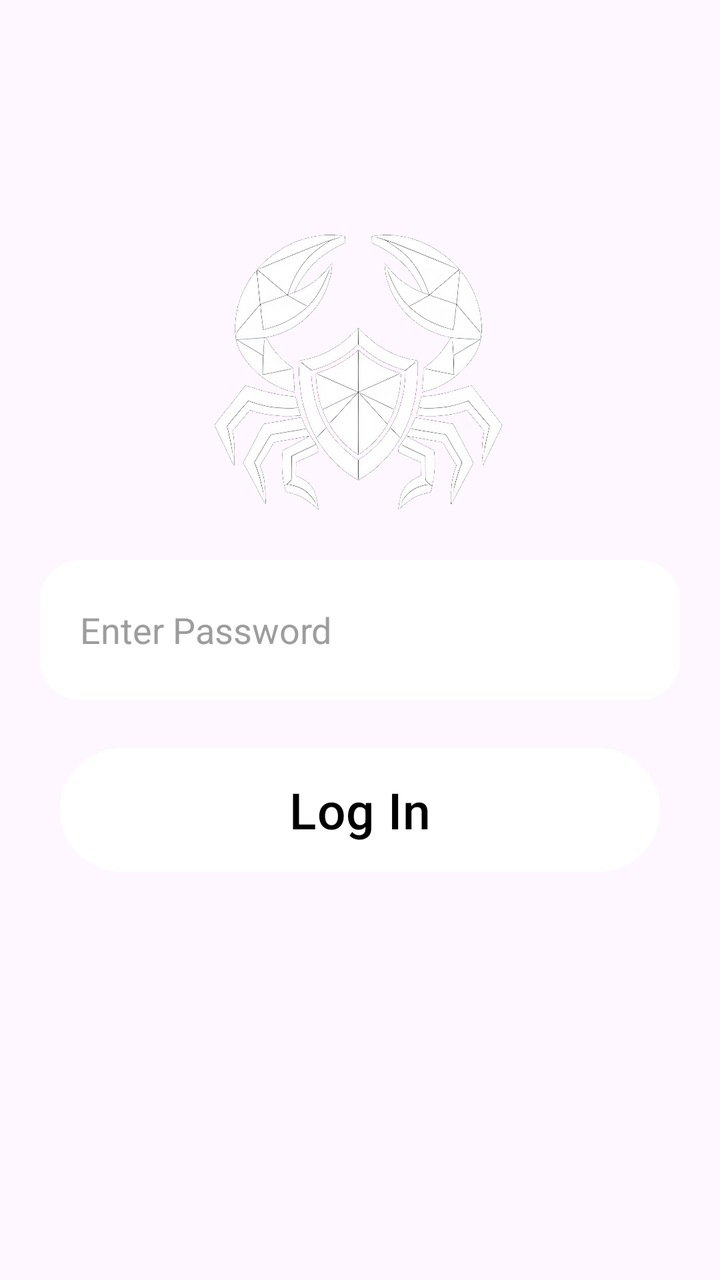
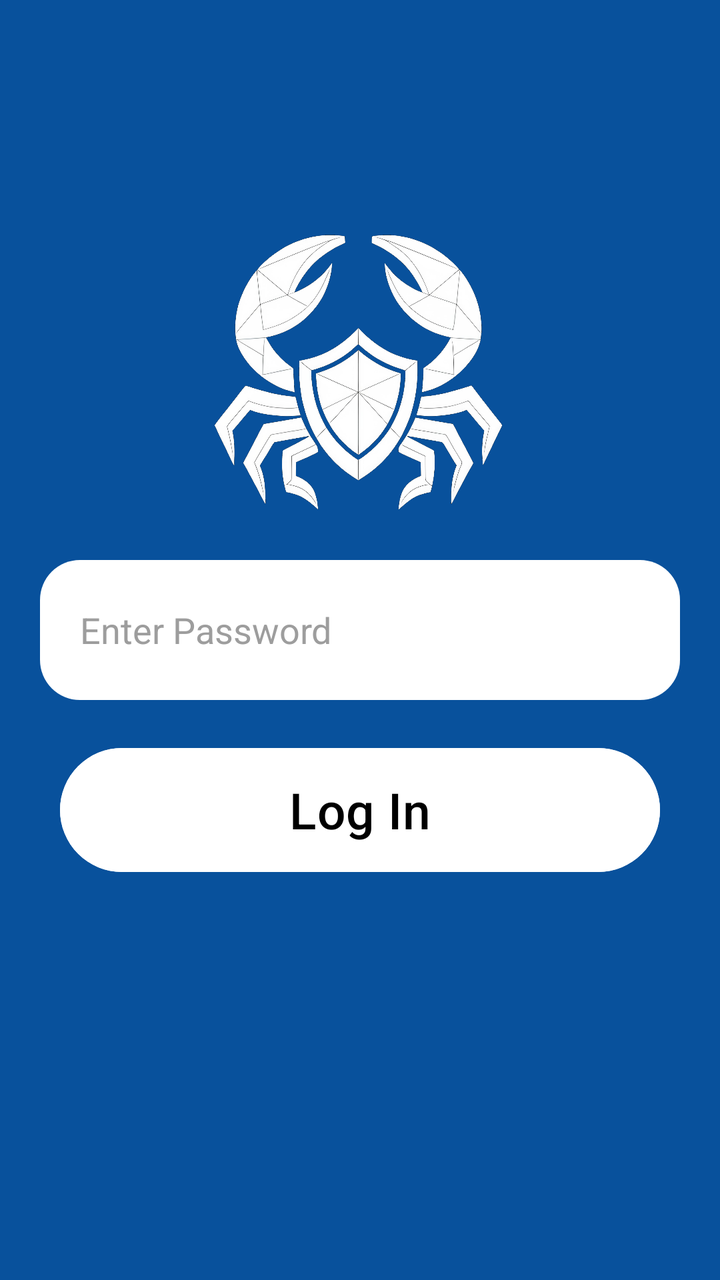

Before-and-after screenshots of an Android layout around one commit, followed by the original layout XML and the change that was made.
<!-- AndroidManifest.xml: application theme Theme.WhiteVault -->
<!-- res/layout/activity_authentication.xml -->
<?xml version="1.0" encoding="utf-8"?>
<RelativeLayout xmlns:android="http://schemas.android.com/apk/res/android"
    xmlns:app="http://schemas.android.com/apk/res-auto"
    xmlns:tools="http://schemas.android.com/tools"
    android:id="@+id/main"
    android:layout_width="match_parent"
    android:layout_height="match_parent"
    tools:context=".AuthenticationActivity"
    android:background="@color/primary">

    <LinearLayout
        android:layout_width="match_parent"
        android:layout_height="wrap_content"
        android:orientation="vertical"
        android:layout_marginTop="70dp">

        <RelativeLayout
            android:layout_width="match_parent"
            android:layout_height="wrap_content"
            android:layout_marginTop="40dp">

            <ImageView
                android:layout_width="150dp"
                android:layout_height="150dp"
                android:src="@drawable/logo"
                android:layout_centerHorizontal="true"/>

        </RelativeLayout>

        <EditText
            android:id="@+id/text_password"
            android:layout_width="match_parent"
            android:layout_height="70dp"
            android:layout_marginTop="20dp"
            android:layout_marginLeft="20dp"
            android:layout_marginRight="20dp"
            android:hint="Enter Password"
            android:textColor="@color/black"
            android:background="@drawable/user_edit_text_background"
            android:textColorHint="#9D9D9D"
            android:padding="20dp"
            android:inputType="textPassword"/>

        <FrameLayout
            android:layout_width="match_parent"
            android:layout_height="wrap_content"
            android:layout_marginTop="20dp">

            <Button
                android:id="@+id/button_login"
                android:layout_width="match_parent"
                android:layout_height="70dp"
                android:layout_marginStart="30dp"
                android:layout_marginEnd="30dp"
                android:text="Log In"
                android:textSize="25dp"
                android:textColor="@color/black"
                android:backgroundTint="@color/white"
                android:layout_gravity="center"/>

            <ProgressBar
                android:id="@+id/progress_bar"
                android:layout_width="50dp"
                android:layout_height="50dp"
                android:layout_gravity="center"
                android:indeterminateTint="@color/white"
                android:visibility="invisible"/>

        </FrameLayout>

    </LinearLayout>


</RelativeLayout>
<!-- resources referenced by this layout -->
<resources>
  <color name="black">#FF000000</color>
  <color name="white">#FFFFFFFF</color>
  <!-- drawable logo: png bitmap (drawable, 707720 bytes) -->
  <!-- drawable user_edit_text_background (drawable) -->
  <?xml version="1.0" encoding="utf-8"?>
  <shape xmlns:android="http://schemas.android.com/apk/res/android">
      <solid android:color="@color/white"/>
      <corners android:radius="20dp"/>
  
  </shape>
  <style name="Theme.WhiteVault" parent="Base.Theme.WhiteVault" />
  <style name="Base.Theme.WhiteVault" parent="Theme.Material3.DayNight.NoActionBar">
          
          
      </style>
</resources>

<!-- the commit's change to res/layout/activity_authentication.xml (unified diff, before → after) -->
@@ -6,7 +6,7 @@
     android:layout_width="match_parent"
     android:layout_height="match_parent"
     tools:context=".AuthenticationActivity"
-    android:background="@color/primary">
+    android:background="@color/lPrimary">
 
     <LinearLayout
         android:layout_width="match_parent"
<!-- resource entries referenced after the edit -->
@@ -1,6 +1,7 @@
 <!-- resources referenced by this layout -->
 <resources>
   <color name="black">#FF000000</color>
+  <color name="lPrimary">#08519C</color>
   <color name="white">#FFFFFFFF</color>
   <!-- drawable logo: png bitmap (drawable, 707720 bytes) -->
   <!-- drawable user_edit_text_background (drawable) -->
